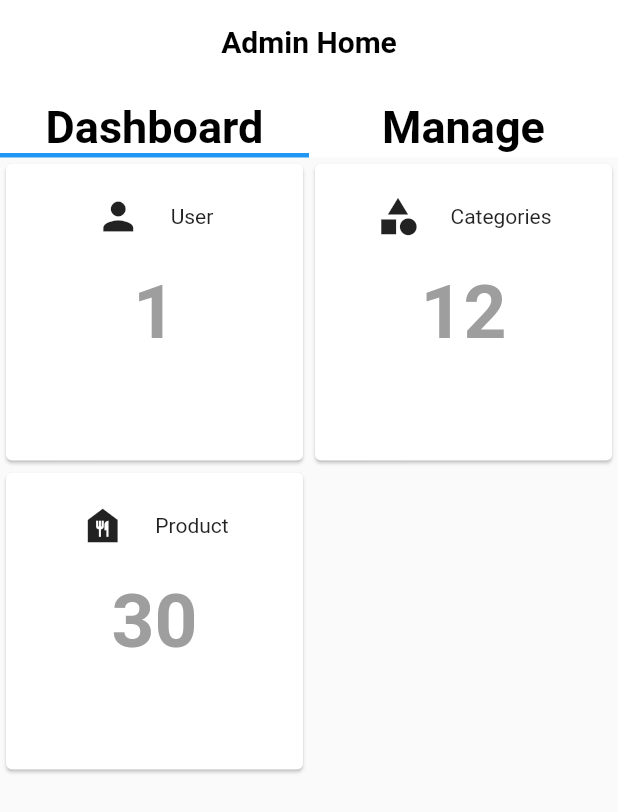
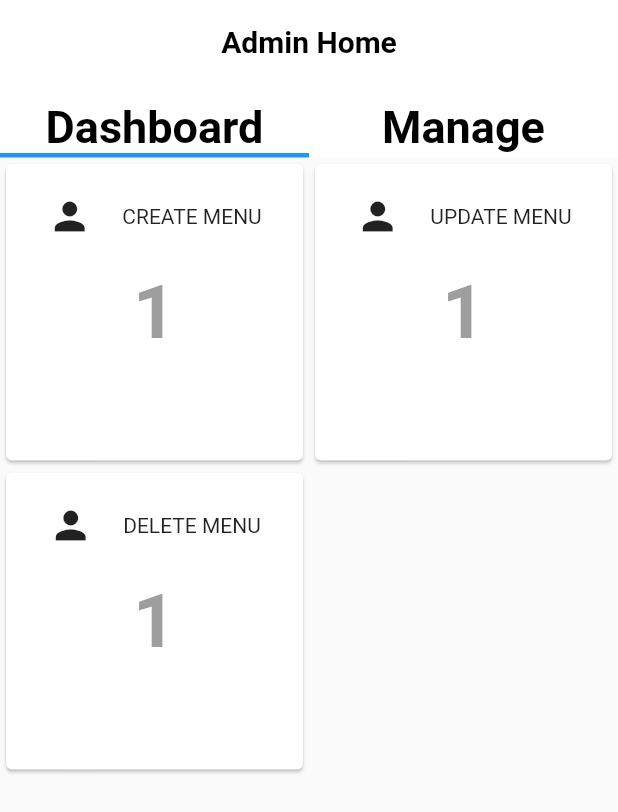
Before and after one commit to kemalaushaf/food_order_project, a Flutter app: the Admin_home screen opened directly, on a phone screen of 412 x 824 dp. Shown: the top 812 px of the screen. Run offline on Flutter 3.47's test engine with Material 2 defaults, Android fonts, the phone set to English and light mode, and no system bars; our stand-ins replace cloud_firestore, firebase_auth, firebase_core; accounts and stored records are empty.

```diff
--- a/lib/screens/admin_home.dart
+++ b/lib/screens/admin_home.dart
@@ -1,4 +1,8 @@
 import 'package:flutter/material.dart';
+import 'package:food_order_project/screens/create_menu.dart';
+import 'package:food_order_project/screens/update_menu.dart';
+import 'package:food_order_project/screens/delete_menu.dart';
+import 'package:food_order_project/api/notification_api.dart';
 
 class Admin_home extends StatelessWidget {
   Widget _buildSingleContainer({
@@ -86,23 +90,47 @@ class Admin_home extends StatelessWidget {
                   child: GridView.count(
                     crossAxisCount: 2,
                     children: [
-                      _buildSingleContainer(
-                        context: context,
-                        count: 1,
-                        icon: Icons.person,
-                        name: "User",
+                      InkWell(
+                        onTap: () {
+                          Navigator.push(
+                              context,
+                              MaterialPageRoute(
+                                  builder: (context) => CreateMenu()));
+                        },
+                        child: _buildSingleContainer(
+                          context: context,
+                          count: 1,
+                          icon: Icons.person,
+                          name: "CREATE MENU",
+                        ),
                       ),
-                      _buildSingleContainer(
-                        context: context,
-                        count: 12,
-                        icon: Icons.category,
-                        name: "Categories",
+                      InkWell(
+                        onTap: () {
+                          Navigator.push(
+                              context,
+                              MaterialPageRoute(
+                                  builder: (context) => UpdateMenu()));
+                        },
+                        child: _buildSingleContainer(
+                          context: context,
+                          count: 1,
+                          icon: Icons.person,
+                          name: "UPDATE MENU",
+                        ),
                       ),
-                      _buildSingleContainer(
-                        context: context,
-                        count: 30,
-                        icon: Icons.food_bank,
-                        name: "Product",
+                      InkWell(
+                        onTap: () {
+                          Navigator.push(
+                              context,
+                              MaterialPageRoute(
+                                  builder: (context) => DeleteMenu()));
+                        },
+                        child: _buildSingleContainer(
+                          context: context,
+                          count: 1,
+                          icon: Icons.person,
+                          name: "DELETE MENU",
+                        ),
                       ),
                     ],
                   ),
```
